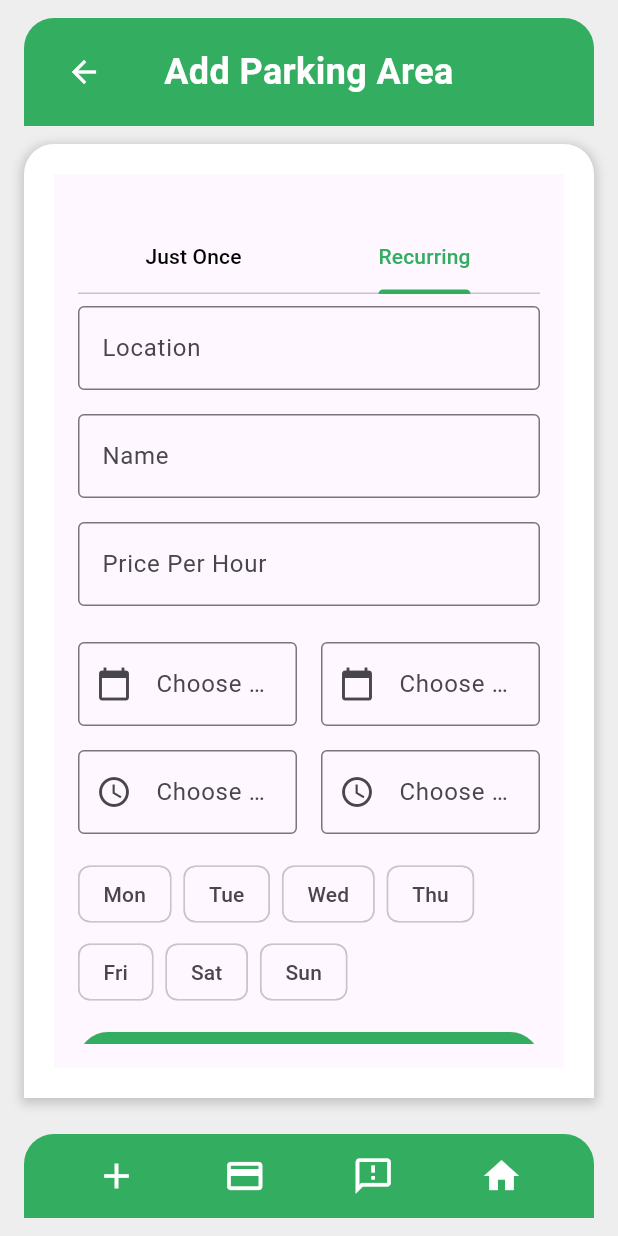
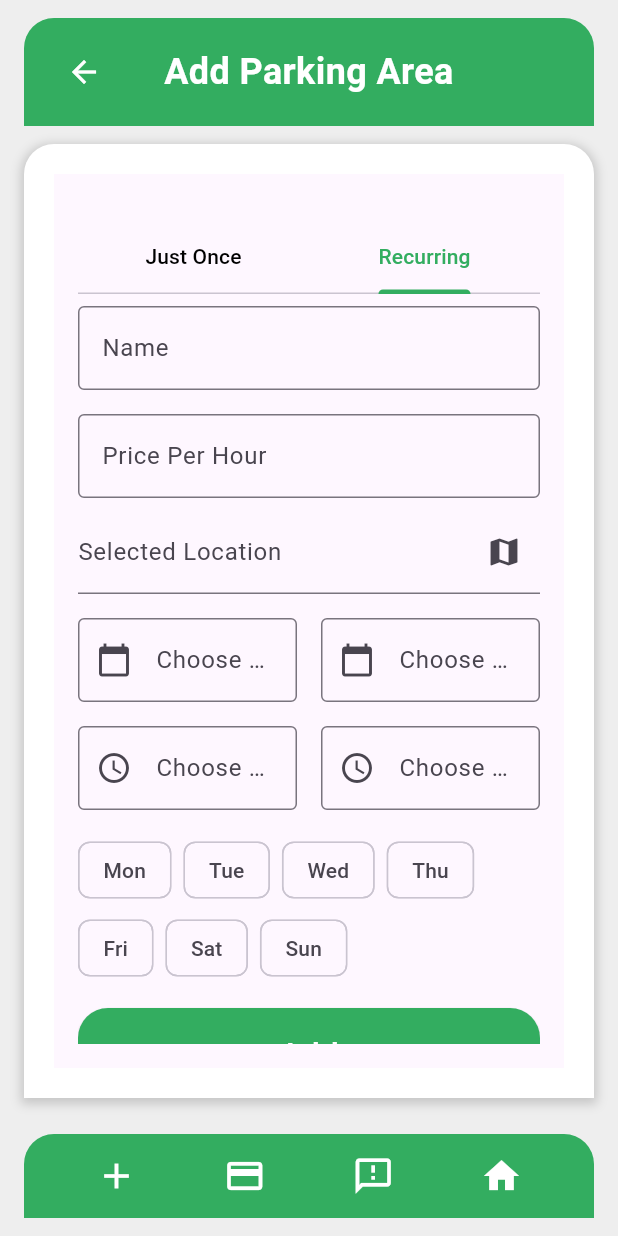
Before and after one commit to fatma4590/Hatgebak, a Flutter app: the addpoint screen opened by its route, tab 2 chosen, on a phone screen of 412 x 824 dp. Run offline on Flutter 3.47's test engine with Material 3 defaults, Android fonts, the phone set to English and light mode, and no system bars; our stand-ins replace cloud_firestore, datetime_picker_formfield_new, dio, firebase_auth, firebase_core, google_maps_flutter and 1 more; accounts and stored records are empty; network calls fail.

Commit message:
mo to famtam

```diff
--- a/lib/screens/addpoint.dart
+++ b/lib/screens/addpoint.dart
@@ -244,7 +244,8 @@ class _AddPointPageState extends State<addpoint>
                 FirebaseFirestore.instance.collection('parkingareas').add({
                   'userid': _auth.currentUser!.email,
                   'parkingid': parkingId.toString(),
-                  'Location': location.text,
+                  'Location': GeoPoint(
+                      selectedLocation!.latitude, selectedLocation!.longitude)!,
                   'Name': name.text,
                   'price': int.parse(price.text),
                   'startDate': Timestamp.fromDate(startDate),
@@ -285,9 +286,35 @@ class _AddPointPageState extends State<addpoint>
   Widget buildRecurringForm(DateFormat format) {
     return ListView(
       children: <Widget>[
-        buildTextField(location, 'Location'),
         buildTextField(name, 'Name'),
         buildTextField(price, 'Price Per Hour', isNumeric: true),
+        TextField(
+          readOnly: true,
+          decoration: InputDecoration(
+            labelText: 'Selected Location',
+            suffixIcon: IconButton(
+              icon: Icon(Icons.map),
+              onPressed: () async {
+                final result = await Navigator.push(
+                  context,
+                  MaterialPageRoute(
+                    builder: (context) => LocationPicker(),
+                  ),
+                );
+                if (result != null) {
+                  setState(() {
+                    selectedLocation = result as LatLng;
+                  });
+                }
+              },
+            ),
+          ),
+          controller: TextEditingController(
+            text: selectedLocation != null
+                ? '${selectedLocation!.latitude}, ${selectedLocation!.longitude}'
+                : '',
+          ),
+        ),
         SizedBox(height: 16),
         Row(
           children: [
@@ -558,7 +585,8 @@ class _AddPointPageState extends State<addpoint>
                     .add({
                   'userid': _auth.currentUser!.email,
                   'parkingid': parkingId.toString(),
-                  'Location': location.text,
+                  'Location': GeoPoint(
+                      selectedLocation!.latitude, selectedLocation!.longitude)!,
                   'Name': name.text,
                   'price': int.parse(price.text),
                   'startDate': Timestamp.fromDate(startDateTime),
```
